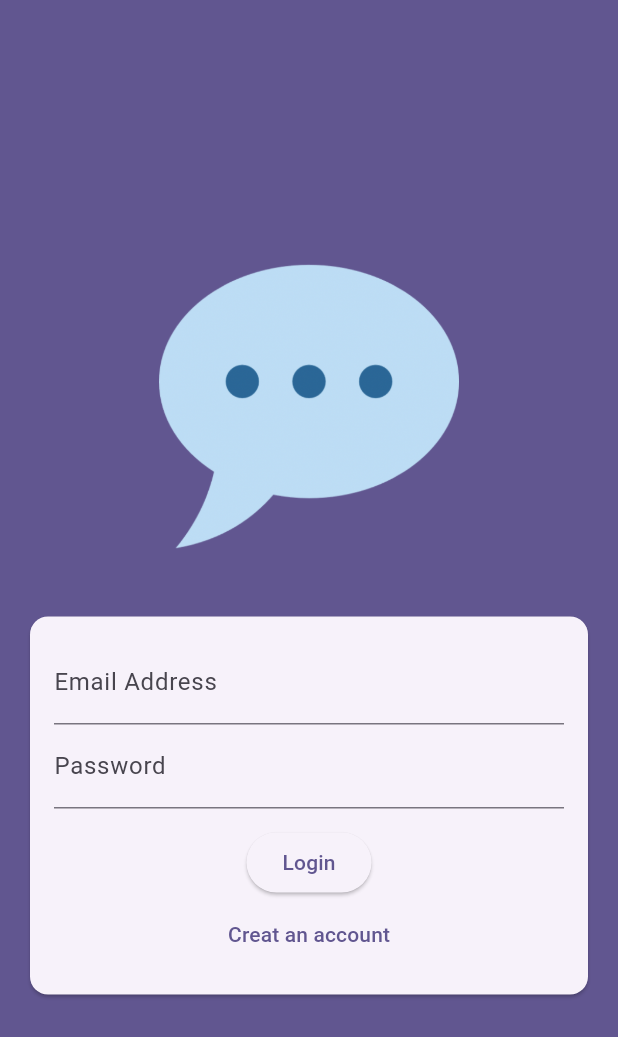
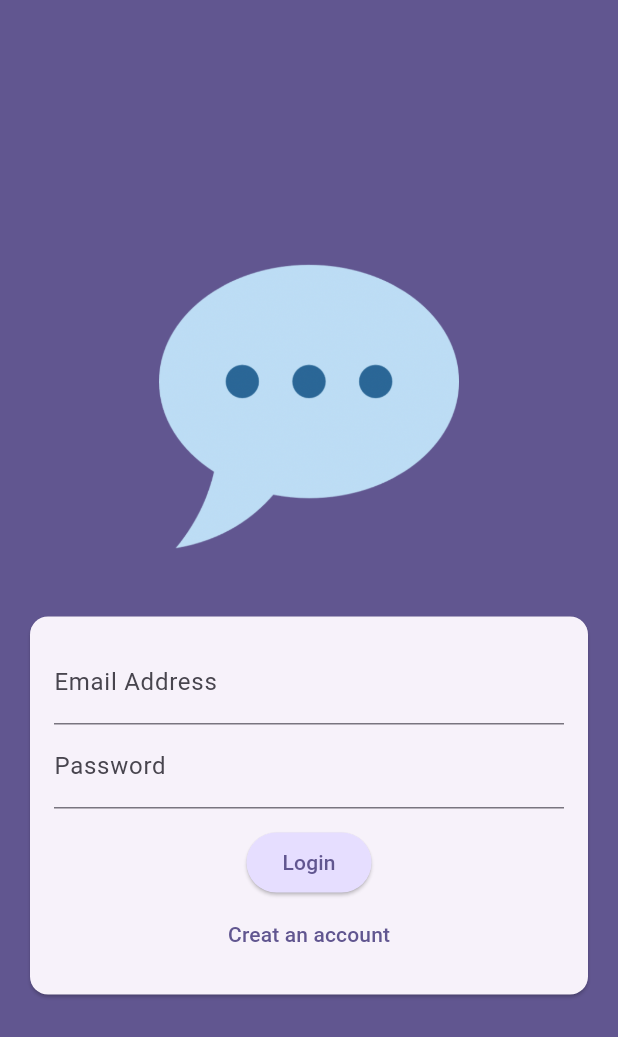
Before and after one commit to Ali-Rhayem/chat_app, a Flutter app: the screen it shows after launch, on a phone screen of 412 x 824 dp. Shown: the top 1037 px of the screen. Run offline on Flutter 3.47's test engine with Material 3 defaults, Android fonts, the phone set to English and light mode, and no system bars.

Commit message:
Add email validation and update button style in AuthScreen

```diff
--- a/lib/screens/auth.dart
+++ b/lib/screens/auth.dart
@@ -47,6 +47,11 @@ class _AuthScreenState extends State<AuthScreen> {
                             keyboardType: TextInputType.emailAddress,
                             autocorrect: false,
                             textCapitalization: TextCapitalization.none,
+                            validator: (value){
+                              if (value == null || value.trim().isEmpty || !value.contains('@')) {
+                                return 'Please enter a valid email address.';
+                              }
+                            },
                           ),
                           TextFormField(
                             decoration: const InputDecoration(
@@ -57,6 +62,9 @@ class _AuthScreenState extends State<AuthScreen> {
                           const SizedBox(height: 12),
                           ElevatedButton(
                             onPressed: () {},
+                            style: ElevatedButton.styleFrom(
+                              backgroundColor : Theme.of(context).colorScheme.primaryContainer,
+                            ),
                             child: Text(_isLogin ? 'Login' : 'Signup'),
                           ),
                           TextButton(
```
